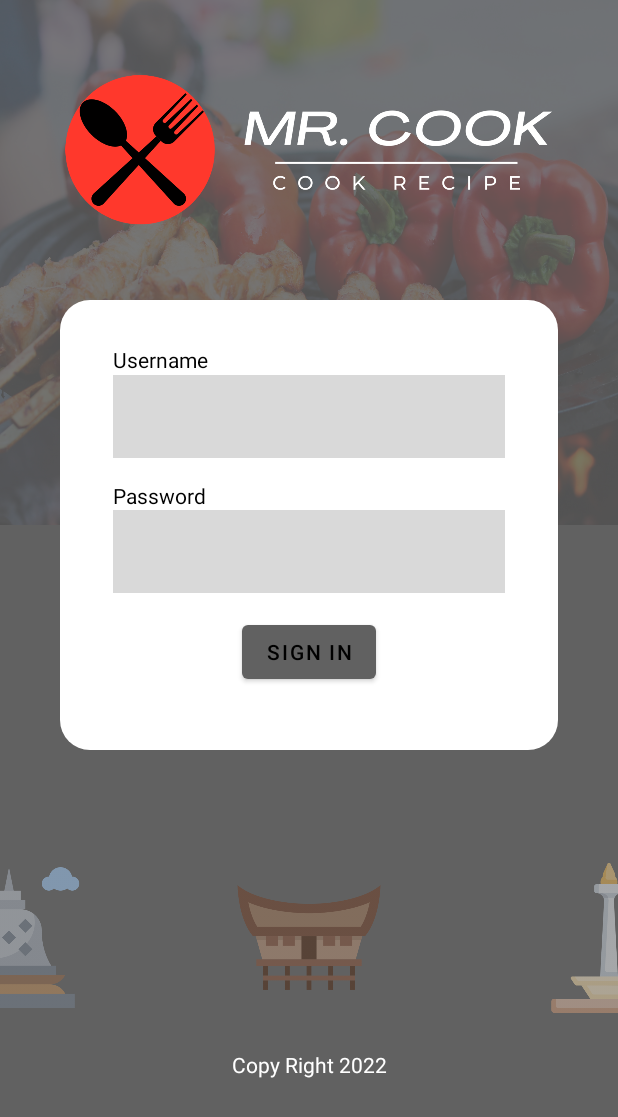
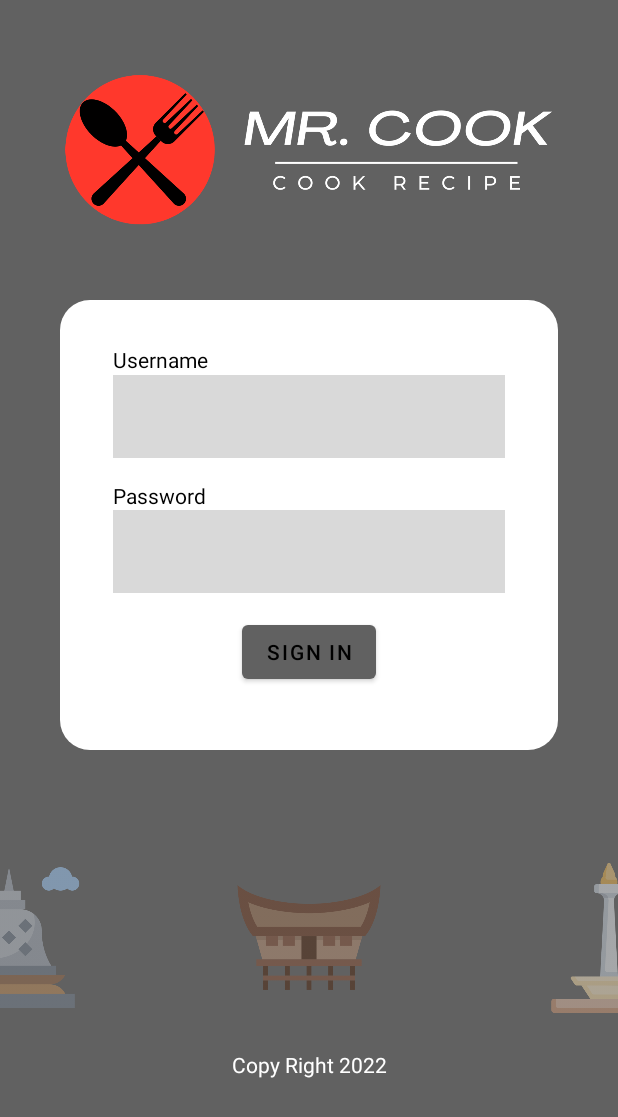
Before and after one commit to RandyReiza/MR.Cook, an Android app: the screen it shows after launch (LoginActivity), on a phone screen of 412 x 824 dp. Shown: the top 1117 px of the screen. Run offline under Robolectric (Android 15) with nearby library versions, the light colour scheme and no system bars.

Commit message:
style(login): remove background image from login screen

```diff
--- a/app/src/main/res/layout/activity_login.xml
+++ b/app/src/main/res/layout/activity_login.xml
@@ -6,20 +6,6 @@
     android:layout_height="match_parent"
     tools:context=".ui.login.LoginActivity"
     android:background="#616161">
-
-    <RelativeLayout
-        android:id="@+id/back_picture"
-        android:layout_width="match_parent"
-        android:layout_height="350dp"
-        tools:ignore="MissingConstraints">
-
-        <ImageView
-            android:layout_width="match_parent"
-            android:layout_height="350dp"
-            android:alpha="0.15"
-            android:background="@drawable/background"
-            android:contentDescription="background login" />
-    </RelativeLayout>
 
     <RelativeLayout
         android:id="@+id/logo_panel"
```
Also changed, not shown: app/src/main/res/drawable/background.jpg (deleted).
